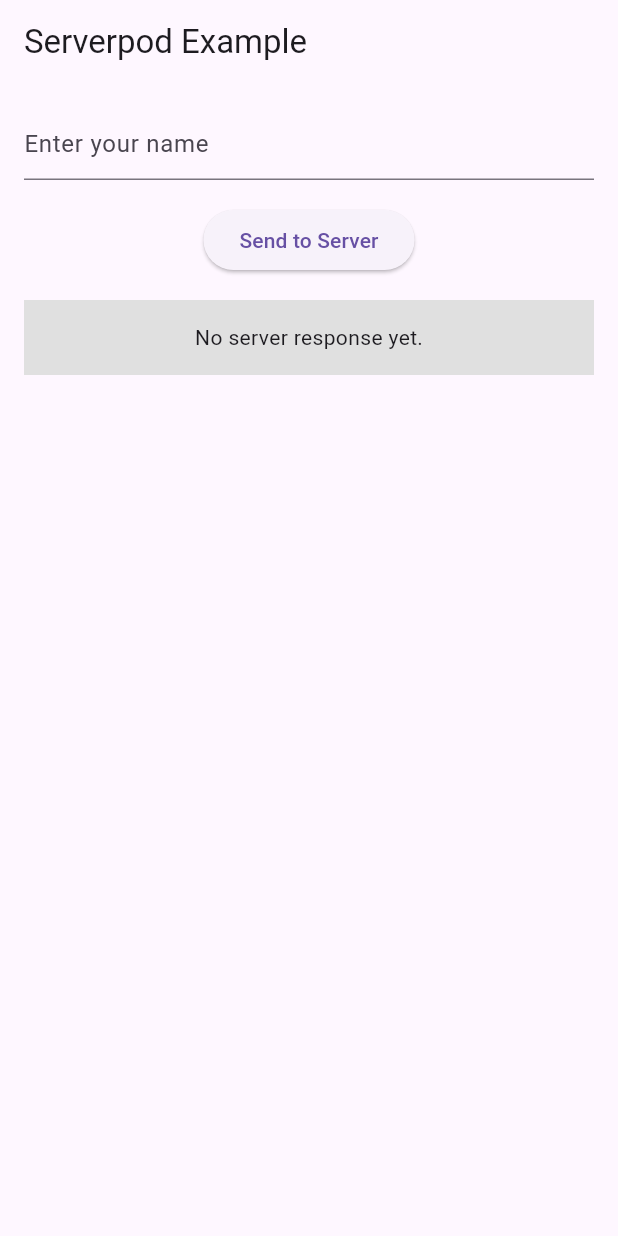
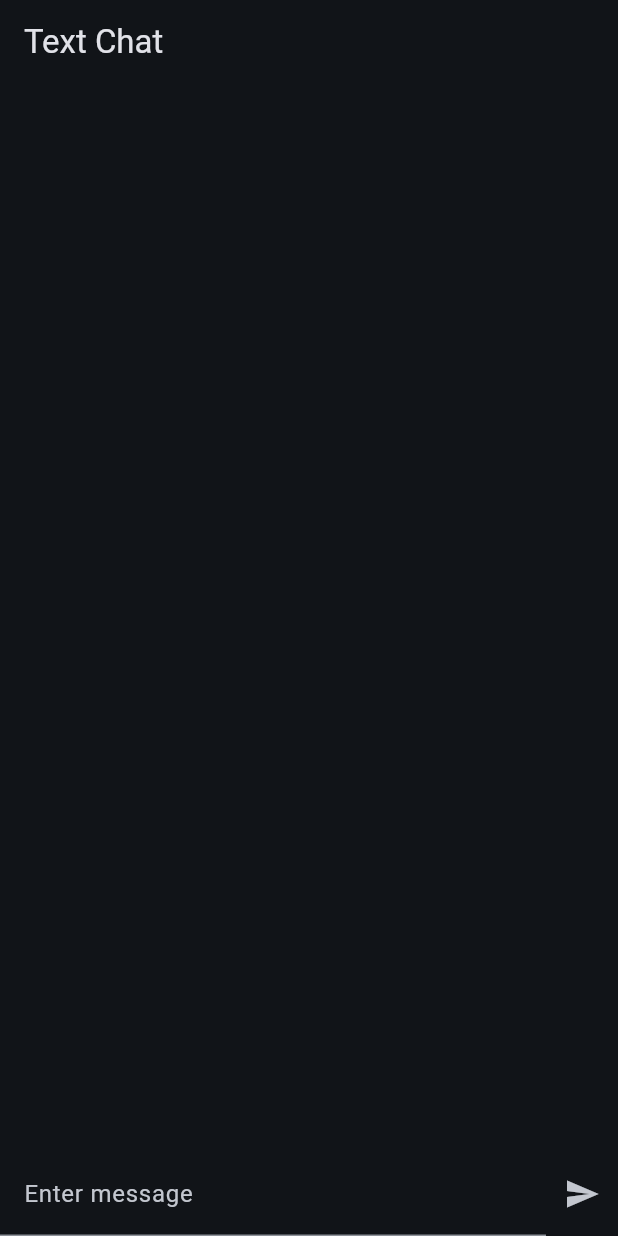
Before and after one commit to inf0rmatix/fullstack_flutter_serverpod_streaming, a Flutter app: the screen it shows after launch, on a phone screen of 412 x 824 dp. Run offline on Flutter 3.47's test engine with Material 3 defaults, Android fonts, the phone set to English and light mode, and no system bars; missing offline and left inert: serverpod, serverpod_client, serverpod_flutter, serverpod_serialization; statements that could not run were skipped.

Commit message:
basic streaming setup with in memory text chat example

```diff
--- a/fullstack_flutter_serverpod_streaming_client/lib/src/protocol/client.dart
+++ b/fullstack_flutter_serverpod_streaming_client/lib/src/protocol/client.dart
@@ -26,6 +26,14 @@
       );
 }
 
+/// {@category Endpoint}
+class EndpointTextMessage extends _i1.EndpointRef {
+  EndpointTextMessage(_i1.EndpointCaller caller) : super(caller);
+
+  @override
+  String get name => 'textMessage';
+}
+
 class Client extends _i1.ServerpodClient {
   Client(
     String host, {
@@ -42,12 +50,18 @@
           connectionTimeout: connectionTimeout,
         ) {
     example = EndpointExample(this);
+    textMessage = EndpointTextMessage(this);
   }
 
   late final EndpointExample example;
 
+  late final EndpointTextMessage textMessage;
+
   @override
-  Map<String, _i1.EndpointRef> get endpointRefLookup => {'example': example};
+  Map<String, _i1.EndpointRef> get endpointRefLookup => {
+        'example': example,
+        'textMessage': textMessage,
+      };
 
   @override
   Map<String, _i1.ModuleEndpointCaller> get moduleLookup => {};
--- /dev/null
+++ b/fullstack_flutter_serverpod_streaming_client/lib/src/protocol/text_message.dart
@@ -0,0 +1,83 @@
+/* AUTOMATICALLY GENERATED CODE DO NOT MODIFY */
+/*   To generate run: "serverpod generate"    */
+
+// ignore_for_file: library_private_types_in_public_api
+// ignore_for_file: public_member_api_docs
+// ignore_for_file: implementation_imports
+// ignore_for_file: use_super_parameters
+// ignore_for_file: type_literal_in_constant_pattern
+
+// ignore_for_file: no_leading_underscores_for_library_prefixes
+import 'package:serverpod_client/serverpod_client.dart' as _i1;
+
+abstract class TextMessage extends _i1.SerializableEntity {
+  TextMessage._({
+    required this.author,
+    required this.text,
+    required this.timestamp,
+  });
+
+  factory TextMessage({
+    required String author,
+    required String text,
+    required DateTime timestamp,
+  }) = _TextMessageImpl;
+
+  factory TextMessage.fromJson(
+    Map<String, dynamic> jsonSerialization,
+    _i1.SerializationManager serializationManager,
+  ) {
+    return TextMessage(
+      author:
+          serializationManager.deserialize<String>(jsonSerialization['author']),
+      text: serializationManager.deserialize<String>(jsonSerialization['text']),
+      timestamp: serializationManager
+          .deserialize<DateTime>(jsonSerialization['timestamp']),
+    );
+  }
+
+  String author;
+
+  String text;
+
+  DateTime timestamp;
+
+  TextMessage copyWith({
+    String? author,
+    String? text,
+    DateTime? timestamp,
+  });
+  @override
+  Map<String, dynamic> toJson() {
+    return {
+      'author': author,
+      'text': text,
+      'timestamp': timestamp.toJson(),
+    };
+  }
+}
+
+class _TextMessageImpl extends TextMessage {
+  _TextMessageImpl({
+    required String author,
+    required String text,
+    required DateTime timestamp,
+  }) : super._(
+          author: author,
+          text: text,
+          timestamp: timestamp,
+        );
+
+  @override
+  TextMessage copyWith({
+    String? author,
+    String? text,
+    DateTime? timestamp,
+  }) {
+    return TextMessage(
+      author: author ?? this.author,
+      text: text ?? this.text,
+      timestamp: timestamp ?? this.timestamp,
+    );
+  }
+}
--- a/fullstack_flutter_serverpod_streaming_flutter/lib/main.dart
+++ b/fullstack_flutter_serverpod_streaming_flutter/lib/main.dart
@@ -1,14 +1,5 @@
-import 'package:fullstack_flutter_serverpod_streaming_client/fullstack_flutter_serverpod_streaming_client.dart';
 import 'package:flutter/material.dart';
-import 'package:serverpod_flutter/serverpod_flutter.dart';
-
-// Sets up a singleton client object that can be used to talk to the server from
-// anywhere in our app. The client is generated from your server code.
-// The client is set up to connect to a Serverpod running on a local server on
-// the default port. You will need to modify this to connect to staging or
-// production servers.
-var client = Client('http://$localhost:8080/')
-  ..connectivityMonitor = FlutterConnectivityMonitor();
+import 'package:fullstack_flutter_serverpod_streaming_flutter/text_chat.dart';
 
 void main() {
   runApp(const MyApp());
@@ -21,117 +12,14 @@
   Widget build(BuildContext context) {
     return MaterialApp(
       title: 'Serverpod Demo',
-      theme: ThemeData(
-        primarySwatch: Colors.blue,
+      theme: ThemeData.from(
+        colorScheme: ColorScheme.fromSeed(
+          seedColor: Colors.blue,
+          brightness: Brightness.dark,
+        ),
+        useMaterial3: true,
       ),
-      home: const MyHomePage(title: 'Serverpod Example'),
+      home: const TextChat(),
     );
   }
 }
-
-class MyHomePage extends StatefulWidget {
-  const MyHomePage({super.key, required this.title});
-
-  final String title;
-
-  @override
-  MyHomePageState createState() => MyHomePageState();
-}
-
-class MyHomePageState extends State<MyHomePage> {
-  // These fields hold the last result or error message that we've received from
-  // the server or null if no result exists yet.
-  String? _resultMessage;
-  String? _errorMessage;
-
-  final _textEditingController = TextEditingController();
-
-  // Calls the `hello` method of the `example` endpoint. Will set either the
-  // `_resultMessage` or `_errorMessage` field, depending on if the call
-  // is successful.
-  void _callHello() async {
-    try {
-      final result = await client.example.hello(_textEditingController.text);
-      setState(() {
-        _errorMessage = null;
-        _resultMessage = result;
-      });
-    } catch (e) {
-      setState(() {
-        _errorMessage = '$e';
-      });
-    }
-  }
-
-  @override
-  Widget build(BuildContext context) {
-    return Scaffold(
-      appBar: AppBar(
-        title: Text(widget.title),
-      ),
-      body: Padding(
-        padding: const EdgeInsets.all(16),
-        child: Column(
-          children: [
-            Padding(
-              padding: const EdgeInsets.only(bottom: 16.0),
-              child: TextField(
-                controller: _textEditingController,
-                decoration: const InputDecoration(
-                  hintText: 'Enter your name',
-                ),
-              ),
-            ),
-            Padding(
-              padding: const EdgeInsets.only(bottom: 16.0),
-              child: ElevatedButton(
-                onPressed: _callHello,
-                child: const Text('Send to Server'),
-              ),
-            ),
-            _ResultDisplay(
-              resultMessage: _resultMessage,
-              errorMessage: _errorMessage,
-            ),
-          ],
-        ),
-      ),
-    );
-  }
-}
-
-// _ResultDisplays shows the result of the call. Either the returned result from
-// the `example.hello` endpoint method or an error message.
-class _ResultDisplay extends StatelessWidget {
-  final String? resultMessage;
-  final String? errorMessage;
-
-  const _ResultDisplay({
-    this.resultMessage,
-    this.errorMessage,
-  });
-
-  @override
-  Widget build(BuildContext context) {
-    String text;
-    Color backgroundColor;
-    if (errorMessage != null) {
-      backgroundColor = Colors.red[300]!;
-      text = errorMessage!;
-    } else if (resultMessage != null) {
-      backgroundColor = Colors.green[300]!;
-      text = resultMessage!;
-    } else {
-      backgroundColor = Colors.grey[300]!;
-      text = 'No server response yet.';
-    }
-
-    return Container(
-      height: 50,
-      color: backgroundColor,
-      child: Center(
-        child: Text(text),
-      ),
-    );
-  }
-}
--- /dev/null
+++ b/fullstack_flutter_serverpod_streaming_flutter/lib/text_chat.dart
@@ -0,0 +1,133 @@
+import 'dart:async';
+
+import 'package:flutter/material.dart';
+import 'package:fullstack_flutter_serverpod_streaming_client/fullstack_flutter_serverpod_streaming_client.dart';
+import 'package:intl/intl.dart';
+import 'package:serverpod_flutter/serverpod_flutter.dart';
+
+class TextChat extends StatefulWidget {
+  const TextChat({super.key});
+
+  @override
+  State<TextChat> createState() => _TextChatState();
+}
+
+class _TextChatState extends State<TextChat> {
+  final dateFormat = DateFormat('dd.MM.yyyy HH:mm:ss');
+
+  // Sets up a singleton client object that can be used to talk to the server from
+  // anywhere in our app. The client is generated from your server code.
+  // The client is set up to connect to a Serverpod running on a local server on
+  // the default port. You will need to modify this to connect to staging or
+  // production servers.
+  final client = Client('http://$localhost:8080/')
+    ..connectivityMonitor = FlutterConnectivityMonitor();
+
+  StreamSubscription? _subscription;
+
+  var textMessages = <TextMessage>[];
+
+  var textController = TextEditingController();
+
+  @override
+  void initState() {
+    super.initState();
+
+    _initializeStream();
+  }
+
+  @override
+  Future<void> dispose() async {
+    await _closeStream();
+
+    super.dispose();
+  }
+
+  @override
+  Widget build(BuildContext context) {
+    return Scaffold(
+      appBar: AppBar(
+        title: const Text('Text Chat'),
+      ),
+      body: Column(
+        children: [
+          Expanded(
+            child: ListView.builder(
+              padding: const EdgeInsets.symmetric(
+                vertical: 8,
+                horizontal: 16,
+              ),
+              itemCount: textMessages.length,
+              itemBuilder: (context, index) {
+                final message = textMessages[index];
+                return Card(
+                  child: ListTile(
+                    leading: const Icon(Icons.person),
+                    title: Text(message.text),
+                    subtitle: Text(
+                      '${message.author} - ${dateFormat.format(message.timestamp)}',
+                    ),
+                  ),
+                );
+              },
+            ),
+          ),
+          SafeArea(
+            child: Row(
+              children: [
+                Expanded(
+                  child: TextField(
+                    controller: textController,
+                    decoration: const InputDecoration(
+                      contentPadding: EdgeInsets.all(16),
+                      hintText: 'Enter message',
+                    ),
+                  ),
+                ),
+                IconButton(
+                  icon: const Icon(Icons.send),
+                  onPressed: _sendMessage,
+                ),
+              ],
+            ),
+          ),
+        ],
+      ),
+    );
+  }
+
+  void _sendMessage() {
+    final text = textController.text;
+    if (text.isEmpty) {
+      return;
+    }
+
+    final message = TextMessage(
+      author: 'Flutter',
+      text: text,
+      timestamp: DateTime.now(),
+    );
+
+    client.textMessage.sendStreamMessage(message);
+
+    textController.clear();
+  }
+
+  Future<void> _initializeStream() async {
+    await client.openStreamingConnection();
+
+    _subscription = client.textMessage.stream.listen((message) {
+      if (message is TextMessage) {
+        setState(() {
+          textMessages.add(message);
+        });
+      }
+    });
+  }
+
+  Future<void> _closeStream() async {
+    await _subscription?.cancel();
+
+    await client.closeStreamingConnection();
+  }
+}
--- a/fullstack_flutter_serverpod_streaming_flutter/pubspec.yaml
+++ b/fullstack_flutter_serverpod_streaming_flutter/pubspec.yaml
@@ -3,7 +3,7 @@
 
 # The following line prevents the package from being accidentally published to
 # pub.dev using `pub publish`. This is preferred for private packages.
-publish_to: 'none' # Remove this line if you wish to publish to pub.dev
+publish_to: "none" # Remove this line if you wish to publish to pub.dev
 
 # The following defines the version and build number for your application.
 # A version number is three numbers separated by dots, like 1.2.43
@@ -28,6 +28,7 @@
   fullstack_flutter_serverpod_streaming_client:
     path: ../fullstack_flutter_serverpod_streaming_client
 
+  intl: ^0.19.0
 
   # The following adds the Cupertino Icons font to your application.
   # Use with the CupertinoIcons class for iOS style icons.
@@ -43,7 +44,6 @@
 
 # The following section is specific to Flutter.
 flutter:
-
   # The following line ensures that the Material Icons font is
   # included with your application, so that you can use the icons in
   # the material Icons class.
--- /dev/null
+++ b/fullstack_flutter_serverpod_streaming_server/lib/src/models/text_message.spy.yaml
@@ -0,0 +1,5 @@
+class: TextMessage
+fields:
+  author: String
+  text: String
+  timestamp: DateTime
```
Also changed, not shown: fullstack_flutter_serverpod_streaming_client/lib/src/protocol/protocol.dart (+14 -0 lines), fullstack_flutter_serverpod_streaming_server/lib/src/endpoints/text_message_endpoint.dart (added, +43 -0 lines), fullstack_flutter_serverpod_streaming_flutter/pubspec.lock, fullstack_flutter_serverpod_streaming_server/lib/src/generated/endpoints.dart, fullstack_flutter_serverpod_streaming_server/lib/src/generated/protocol.dart, fullstack_flutter_serverpod_streaming_server/lib/src/generated/protocol.yaml, fullstack_flutter_serverpod_streaming_server/lib/src/generated/text_message.dart (added), 4 other files.
